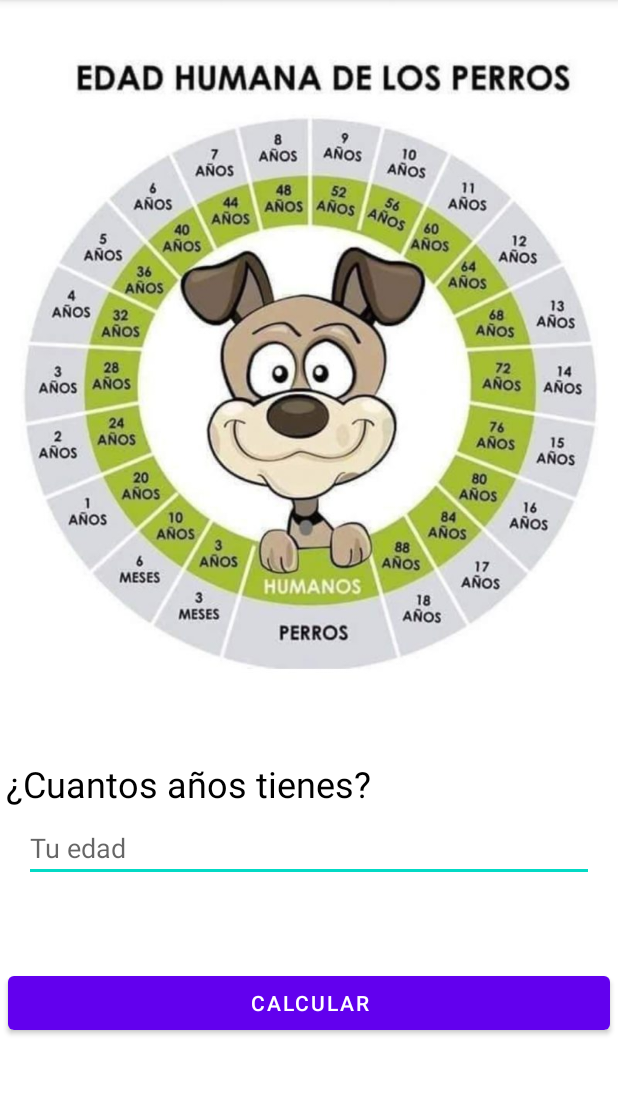
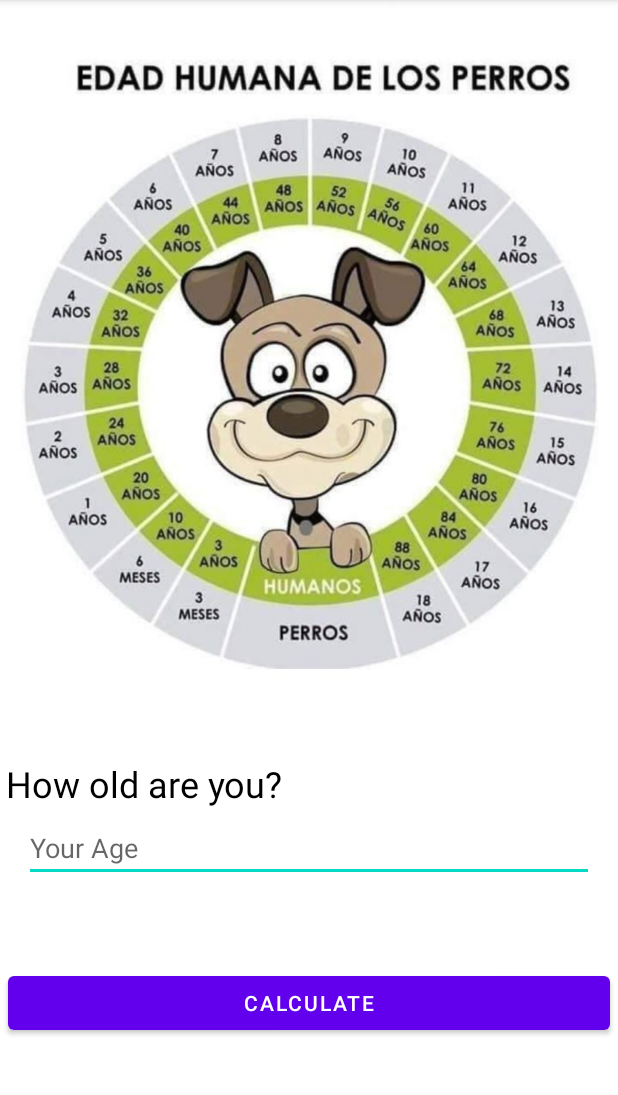
Before and after one commit to livingstone23/AndroidKotlinEdadCanina, an Android app: the screen it shows after launch (MainActivity), on a phone screen of 412 x 824 dp, the part 84-1179 px from its top. Run offline under Robolectric (Android 15) with nearby library versions, the phone set to English and light mode, and no system bars.

Commit message:
Agregando multiples lenguajes

```diff
--- a/app/src/main/res/values/strings.xml
+++ b/app/src/main/res/values/strings.xml
@@ -1,8 +1,8 @@
 <resources>
-    <string name="app_name">KotlinEdadCanina</string>
-    <string name="how_old_are_you">¿Cuantos años tienes?</string>
-    <string name="your_age">Tu edad</string>
-    <string name="calculate">calcular</string>
-    <string name="you_must_insert_age">Debes insertar tu edad</string>
-    <string name="result_text">Tu edad canina es de %d años</string>
+    <string name="app_name" translatable="false">KotlinEdadCanina</string>
+    <string name="how_old_are_you">How old are you?</string>
+    <string name="your_age">Your Age</string>
+    <string name="calculate">Calculate</string>
+    <string name="you_must_insert_age">You must put your age</string>
+    <string name="result_text">Your dog Age is %d years</string>
 </resources>
```
Also changed, not shown: 1 other file.
